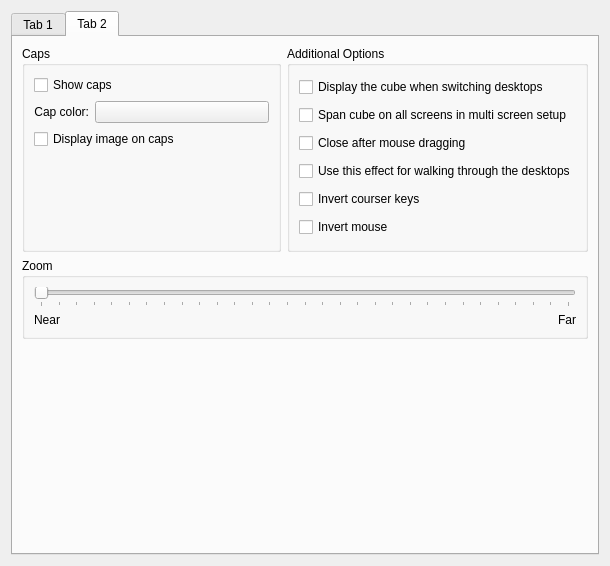
The window that effects/cube/cube_config.ui (KDE/kwin) describes before a commit, drawn with Qt 5.
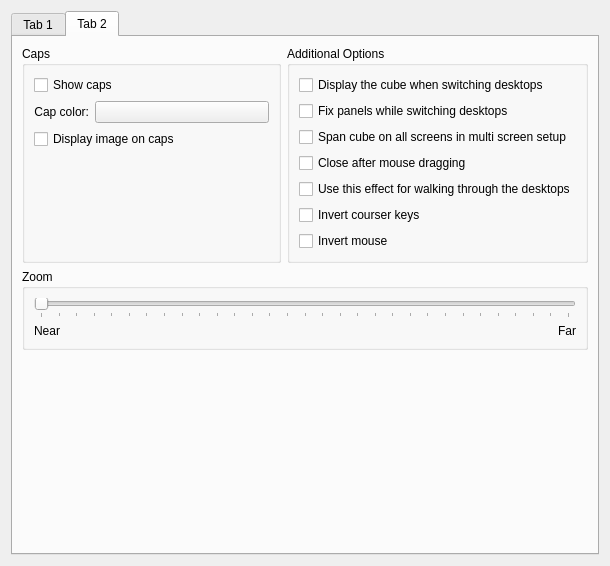
The same window after the commit. The open tabs and pages were chosen to show the change. Custom widgets are drawn as their Qt base class.

Commit message: Option to not animate the panels during desktop switching animation. FEATURE: 177730

```diff
--- a/effects/cube/cube_config.ui
+++ b/effects/cube/cube_config.ui
@@ -403,6 +403,13 @@
             </property>
            </widget>
           </item>
+          <item>
+           <widget class="QCheckBox" name="dontSlidePanelsBox" >
+            <property name="text" >
+             <string>Fix panels while switching desktops</string>
+            </property>
+           </widget>
+          </item>
           <item>
            <widget class="QCheckBox" name="bigCubeBox" >
             <property name="toolTip" >
```
Left out of the diff: 1 changed line with no effect on the pictures. The commit also changes 3 other files.
